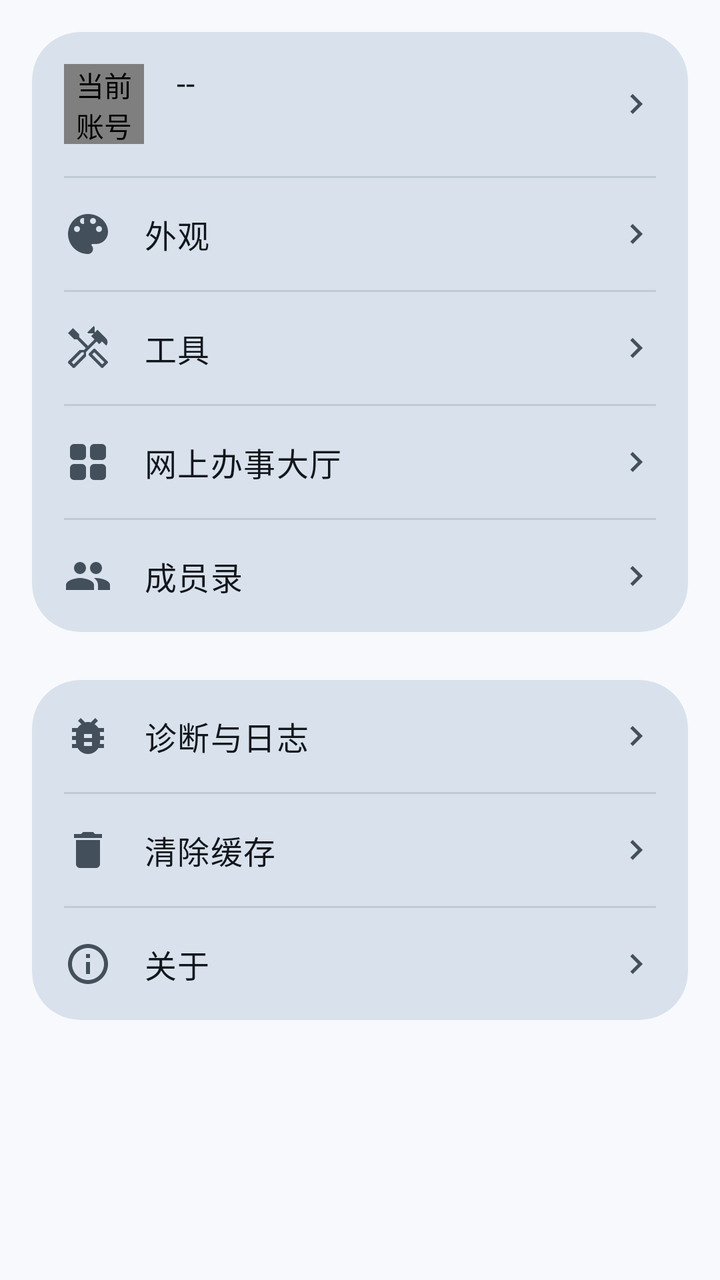
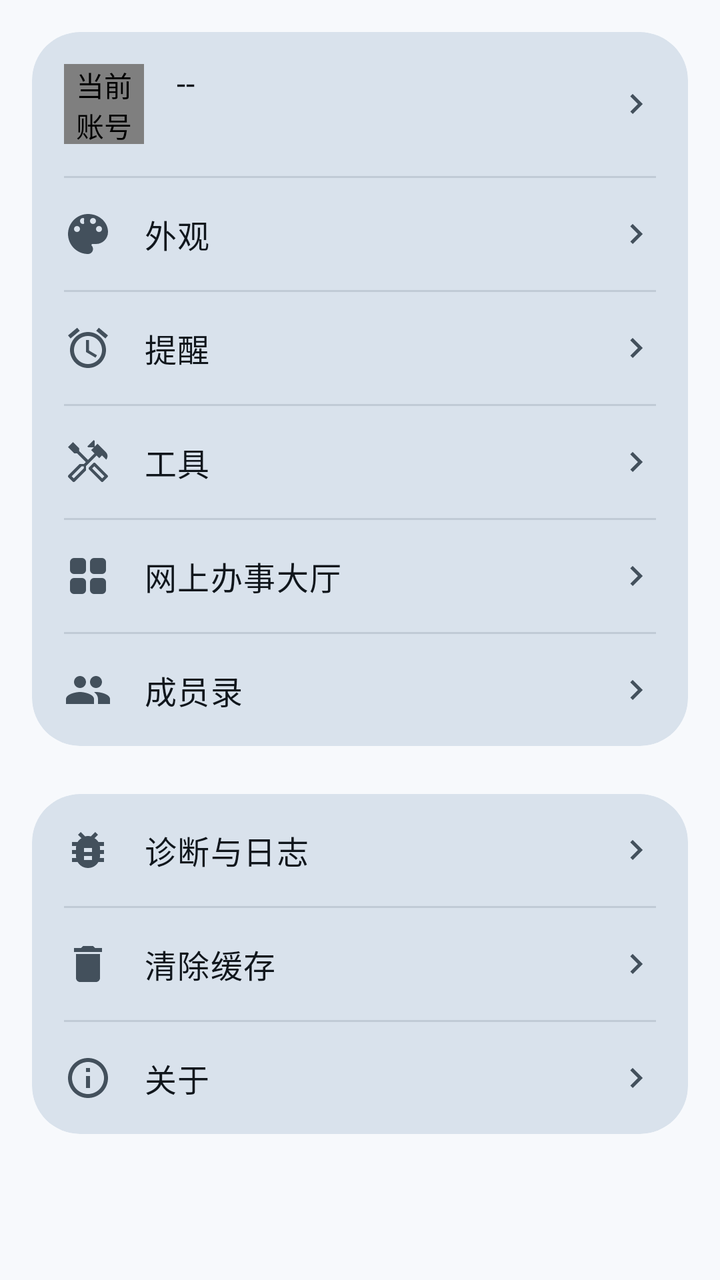

An Android layout rendered at two revisions. The XML below is the earlier revision; the diff shows what the commit changed to produce the second picture.
<!-- AndroidManifest.xml: application theme Theme.LanhangLite -->
<!-- res/layout/fragment_settings.xml -->
<?xml version="1.0" encoding="utf-8"?>
<FrameLayout xmlns:android="http://schemas.android.com/apk/res/android"
    xmlns:app="http://schemas.android.com/apk/res-auto"
    android:layout_width="match_parent"
    android:layout_height="match_parent"
    android:background="?attr/colorSurface">

    <androidx.core.widget.NestedScrollView
        android:id="@+id/scrollDirectory"
        android:layout_width="match_parent"
        android:layout_height="match_parent"
        android:clipToPadding="false"
        android:fillViewport="true">

        <LinearLayout
            android:id="@+id/contentDirectory"
            android:layout_width="match_parent"
            android:layout_height="wrap_content"
            android:orientation="vertical"
            android:paddingStart="@dimen/screen_padding_h"
            android:paddingTop="@dimen/screen_padding_h"
            android:paddingEnd="@dimen/screen_padding_h">

            
            <com.google.android.material.card.MaterialCardView
                style="@style/Widget.Lanhang.Card.Large"
                android:layout_width="match_parent"
                android:layout_height="wrap_content">

                <LinearLayout
                    android:layout_width="match_parent"
                    android:layout_height="wrap_content"
                    android:orientation="vertical">

                    
                    <LinearLayout
                        android:id="@+id/rowAccount"
                        android:layout_width="match_parent"
                        android:layout_height="wrap_content"
                        android:background="?attr/selectableItemBackground"
                        android:clickable="true"
                        android:focusable="true"
                        android:gravity="center_vertical"
                        android:minHeight="@dimen/list_item_height_two_line"
                        android:orientation="horizontal"
                        android:paddingStart="@dimen/card_padding"
                        android:paddingTop="@dimen/space_sm"
                        android:paddingEnd="@dimen/card_padding"
                        android:paddingBottom="@dimen/space_sm">

                        
                        <com.lanhang.lite.ui.AvatarView
                            android:id="@+id/ivAccountAvatar"
                            android:layout_width="@dimen/avatar_settings"
                            android:layout_height="@dimen/avatar_settings"
                            android:contentDescription="@string/settings_account" />

                        <LinearLayout
                            android:layout_width="0dp"
                            android:layout_height="wrap_content"
                            android:layout_marginStart="@dimen/list_icon_gap"
                            android:layout_weight="1"
                            android:orientation="vertical">

                            <TextView
                                android:id="@+id/tvAccountName"
                                android:layout_width="match_parent"
                                android:layout_height="wrap_content"
                                android:ellipsize="end"
                                android:maxLines="1"
                                android:text="--"
                                android:textAppearance="@style/TextAppearance.Lanhang.BodyLarge"
                                android:textColor="?attr/colorOnSurface" />

                            <TextView
                                android:id="@+id/tvAccountMeta"
                                android:layout_width="match_parent"
                                android:layout_height="wrap_content"
                                android:layout_marginTop="@dimen/space_xxs"
                                android:ellipsize="end"
                                android:maxLines="1"
                                android:textAppearance="@style/TextAppearance.Lanhang.BodyMedium"
                                android:textColor="?attr/colorOnSurfaceVariant" />
                        </LinearLayout>

                        <ImageView
                            android:layout_width="@dimen/icon_md"
                            android:layout_height="@dimen/icon_md"
                            android:contentDescription="@null"
                            android:src="@drawable/ic_chevron_right"
                            app:tint="?attr/colorOnSurfaceVariant" />
                    </LinearLayout>

                    <View
                        android:layout_width="match_parent"
                        android:layout_height="@dimen/divider_thickness"
                        android:layout_marginStart="@dimen/card_padding"
                        android:layout_marginEnd="@dimen/card_padding"
                        android:background="?attr/colorOutlineVariant" />

                    
                    <LinearLayout
                        android:id="@+id/rowAppearance"
                        android:layout_width="match_parent"
                        android:layout_height="wrap_content"
                        android:background="?attr/selectableItemBackground"
                        android:clickable="true"
                        android:focusable="true"
                        android:gravity="center_vertical"
                        android:minHeight="@dimen/list_item_height_single"
                        android:orientation="horizontal"
                        android:paddingStart="@dimen/card_padding"
                        android:paddingTop="@dimen/space_sm"
                        android:paddingEnd="@dimen/card_padding"
                        android:paddingBottom="@dimen/space_sm">

                        <ImageView
                            android:layout_width="@dimen/icon_lg"
                            android:layout_height="@dimen/icon_lg"
                            android:contentDescription="@null"
                            android:src="@drawable/ic_palette"
                            app:tint="?attr/colorOnSurfaceVariant" />

                        <TextView
                            android:layout_width="0dp"
                            android:layout_height="wrap_content"
                            android:layout_marginStart="@dimen/list_icon_gap"
                            android:layout_weight="1"
                            android:text="@string/settings_appearance"
                            android:textAppearance="@style/TextAppearance.Lanhang.BodyLarge"
                            android:textColor="?attr/colorOnSurface" />

                        <ImageView
                            android:layout_width="@dimen/icon_md"
                            android:layout_height="@dimen/icon_md"
                            android:contentDescription="@null"
                            android:src="@drawable/ic_chevron_right"
                            app:tint="?attr/colorOnSurfaceVariant" />
                    </LinearLayout>

                    <View
                        android:layout_width="match_parent"
                        android:layout_height="@dimen/divider_thickness"
                        android:layout_marginStart="@dimen/card_padding"
                        android:layout_marginEnd="@dimen/card_padding"
                        android:background="?attr/colorOutlineVariant" />

                    
                    <LinearLayout
                        android:id="@+id/rowTools"
                        android:layout_width="match_parent"
                        android:layout_height="wrap_content"
                        android:background="?attr/selectableItemBackground"
                        android:clickable="true"
                        android:focusable="true"
                        android:gravity="center_vertical"
                        android:minHeight="@dimen/list_item_height_single"
                        android:orientation="horizontal"
                        android:paddingStart="@dimen/card_padding"
                        android:paddingTop="@dimen/space_sm"
                        android:paddingEnd="@dimen/card_padding"
                        android:paddingBottom="@dimen/space_sm">

                        
                        <ImageView
                            android:layout_width="@dimen/icon_lg"
                            android:layout_height="@dimen/icon_lg"
                            android:contentDescription="@null"
                            android:src="@drawable/ic_handyman"
                            app:tint="?attr/colorOnSurfaceVariant" />

                        <TextView
                            android:layout_width="0dp"
                            android:layout_height="wrap_content"
                            android:layout_marginStart="@dimen/list_icon_gap"
                            android:layout_weight="1"
                            android:text="@string/settings_tools"
                            android:textAppearance="@style/TextAppearance.Lanhang.BodyLarge"
                            android:textColor="?attr/colorOnSurface" />

                        <ImageView
                            android:layout_width="@dimen/icon_md"
                            android:layout_height="@dimen/icon_md"
                            android:contentDescription="@null"
                            android:src="@drawable/ic_chevron_right"
                            app:tint="?attr/colorOnSurfaceVariant" />
                    </LinearLayout>

                    <View
                        android:layout_width="match_parent"
                        android:layout_height="@dimen/divider_thickness"
                        android:layout_marginStart="@dimen/card_padding"
                        android:layout_marginEnd="@dimen/card_padding"
                        android:background="?attr/colorOutlineVariant" />

                    
                    <LinearLayout
                        android:id="@+id/rowOaHall"
                        android:layout_width="match_parent"
                        android:layout_height="wrap_content"
                        android:background="?attr/selectableItemBackground"
                        android:clickable="true"
                        android:focusable="true"
                        android:gravity="center_vertical"
                        android:minHeight="@dimen/list_item_height_single"
                        android:orientation="horizontal"
                        android:paddingStart="@dimen/card_padding"
                        android:paddingTop="@dimen/space_sm"
                        android:paddingEnd="@dimen/card_padding"
                        android:paddingBottom="@dimen/space_sm">

                        <ImageView
                            android:layout_width="@dimen/icon_lg"
                            android:layout_height="@dimen/icon_lg"
                            android:contentDescription="@null"
                            android:src="@drawable/ic_view_grid"
                            app:tint="?attr/colorOnSurfaceVariant" />

                        <TextView
                            android:layout_width="0dp"
                            android:layout_height="wrap_content"
                            android:layout_marginStart="@dimen/list_icon_gap"
                            android:layout_weight="1"
                            android:text="@string/settings_oa_hall"
                            android:textAppearance="@style/TextAppearance.Lanhang.BodyLarge"
                            android:textColor="?attr/colorOnSurface" />

                        <ImageView
                            android:layout_width="@dimen/icon_md"
                            android:layout_height="@dimen/icon_md"
                            android:contentDescription="@null"
                            android:src="@drawable/ic_chevron_right"
                            app:tint="?attr/colorOnSurfaceVariant" />
                    </LinearLayout>

                    <View
                        android:layout_width="match_parent"
                        android:layout_height="@dimen/divider_thickness"
                        android:layout_marginStart="@dimen/card_padding"
                        android:layout_marginEnd="@dimen/card_padding"
                        android:background="?attr/colorOutlineVariant" />

                    
                    <LinearLayout
                        android:id="@+id/rowDirectory"
                        android:layout_width="match_parent"
                        android:layout_height="wrap_content"
                        android:background="?attr/selectableItemBackground"
                        android:clickable="true"
                        android:focusable="true"
                        android:gravity="center_vertical"
                        android:minHeight="@dimen/list_item_height_single"
                        android:orientation="horizontal"
                        android:paddingStart="@dimen/card_padding"
                        android:paddingTop="@dimen/space_sm"
                        android:paddingEnd="@dimen/card_padding"
                        android:paddingBottom="@dimen/space_sm">

                        <ImageView
                            android:layout_width="@dimen/icon_lg"
                            android:layout_height="@dimen/icon_lg"
                            android:contentDescription="@null"
                            android:src="@drawable/ic_group"
                            app:tint="?attr/colorOnSurfaceVariant" />

                        <TextView
                            android:layout_width="0dp"
                            android:layout_height="wrap_content"
                            android:layout_marginStart="@dimen/list_icon_gap"
                            android:layout_weight="1"
                            android:text="@string/settings_directory"
                            android:textAppearance="@style/TextAppearance.Lanhang.BodyLarge"
                            android:textColor="?attr/colorOnSurface" />

                        <ImageView
                            android:layout_width="@dimen/icon_md"
                            android:layout_height="@dimen/icon_md"
                            android:contentDescription="@null"
                            android:src="@drawable/ic_chevron_right"
                            app:tint="?attr/colorOnSurfaceVariant" />
                    </LinearLayout>

                    <View
                        android:id="@+id/dividerIm"
                        android:layout_width="match_parent"
                        android:layout_height="@dimen/divider_thickness"
                        android:layout_marginStart="@dimen/card_padding"
                        android:layout_marginEnd="@dimen/card_padding"
                        android:background="?attr/colorOutlineVariant"
                        android:visibility="gone" />

                    
                    <LinearLayout
                        android:id="@+id/rowIm"
                        android:layout_width="match_parent"
                        android:layout_height="wrap_content"
                        android:background="?attr/selectableItemBackground"
                        android:clickable="true"
                        android:focusable="true"
                        android:gravity="center_vertical"
                        android:minHeight="@dimen/list_item_height_single"
                        android:orientation="horizontal"
                        android:paddingStart="@dimen/card_padding"
                        android:paddingTop="@dimen/space_sm"
                        android:paddingEnd="@dimen/card_padding"
                        android:paddingBottom="@dimen/space_sm"
                        android:visibility="gone">

                        <ImageView
                            android:layout_width="@dimen/icon_lg"
                            android:layout_height="@dimen/icon_lg"
                            android:contentDescription="@null"
                            android:src="@drawable/ic_mode_comment"
                            app:tint="?attr/colorOnSurfaceVariant" />

                        <LinearLayout
                            android:layout_width="0dp"
                            android:layout_height="wrap_content"
                            android:layout_marginStart="@dimen/list_icon_gap"
                            android:layout_weight="1"
                            android:orientation="vertical">

                            <TextView
                                android:layout_width="match_parent"
                                android:layout_height="wrap_content"
                                android:text="@string/im_entry_title"
                                android:textAppearance="@style/TextAppearance.Lanhang.BodyLarge"
                                android:textColor="?attr/colorOnSurface" />

                            
                            <TextView
                                android:id="@+id/tvImSummary"
                                android:layout_width="match_parent"
                                android:layout_height="wrap_content"
                                android:layout_marginTop="@dimen/space_xxs"
                                android:ellipsize="end"
                                android:maxLines="1"
                                android:textAppearance="@style/TextAppearance.Lanhang.BodyMedium"
                                android:textColor="?attr/colorOnSurfaceVariant"
                                android:visibility="gone" />
                        </LinearLayout>

                        <ImageView
                            android:layout_width="@dimen/icon_md"
                            android:layout_height="@dimen/icon_md"
                            android:contentDescription="@null"
                            android:src="@drawable/ic_chevron_right"
                            app:tint="?attr/colorOnSurfaceVariant" />
                    </LinearLayout>

                </LinearLayout>
            </com.google.android.material.card.MaterialCardView>

            <Space
                android:layout_width="match_parent"
                android:layout_height="@dimen/space_xl" />

            
            <com.google.android.material.card.MaterialCardView
                style="@style/Widget.Lanhang.Card.Large"
                android:layout_width="match_parent"
                android:layout_height="wrap_content">

                <LinearLayout
                    android:layout_width="match_parent"
                    android:layout_height="wrap_content"
                    android:orientation="vertical">

                    
                    <LinearLayout
                        android:id="@+id/rowDiagnostics"
                        android:layout_width="match_parent"
                        android:layout_height="wrap_content"
                        android:background="?attr/selectableItemBackground"
                        android:clickable="true"
                        android:focusable="true"
                        android:gravity="center_vertical"
                        android:minHeight="@dimen/list_item_height_single"
                        android:orientation="horizontal"
                        android:paddingStart="@dimen/card_padding"
                        android:paddingTop="@dimen/space_sm"
                        android:paddingEnd="@dimen/card_padding"
                        android:paddingBottom="@dimen/space_sm">

                        <ImageView
                            android:layout_width="@dimen/icon_lg"
                            android:layout_height="@dimen/icon_lg"
                            android:contentDescription="@null"
                            android:src="@drawable/ic_bug_report"
                            app:tint="?attr/colorOnSurfaceVariant" />

                        <TextView
                            android:layout_width="0dp"
                            android:layout_height="wrap_content"
                            android:layout_marginStart="@dimen/list_icon_gap"
                            android:layout_weight="1"
                            android:text="@string/settings_diagnostics"
                            android:textAppearance="@style/TextAppearance.Lanhang.BodyLarge"
                            android:textColor="?attr/colorOnSurface" />

                        <ImageView
                            android:layout_width="@dimen/icon_md"
                            android:layout_height="@dimen/icon_md"
                            android:contentDescription="@null"
                            android:src="@drawable/ic_chevron_right"
                            app:tint="?attr/colorOnSurfaceVariant" />
                    </LinearLayout>

                    <View
                        android:layout_width="match_parent"
                        android:layout_height="@dimen/divider_thickness"
                        android:layout_marginStart="@dimen/card_padding"
                        android:layout_marginEnd="@dimen/card_padding"
                        android:background="?attr/colorOutlineVariant" />

                    
                    <LinearLayout
                        android:id="@+id/rowClearCache"
                        android:layout_width="match_parent"
                        android:layout_height="wrap_content"
                        android:background="?attr/selectableItemBackground"
                        android:clickable="true"
                        android:focusable="true"
                        android:gravity="center_vertical"
                        android:minHeight="@dimen/list_item_height_single"
                        android:orientation="horizontal"
                        android:paddingStart="@dimen/card_padding"
                        android:paddingTop="@dimen/space_sm"
                        android:paddingEnd="@dimen/card_padding"
                        android:paddingBottom="@dimen/space_sm">

                        <ImageView
                            android:layout_width="@dimen/icon_lg"
                            android:layout_height="@dimen/icon_lg"
                            android:contentDescription="@null"
                            android:src="@drawable/ic_clean"
                            app:tint="?attr/colorOnSurfaceVariant" />

                        <TextView
                            android:layout_width="0dp"
                            android:layout_height="wrap_content"
                            android:layout_marginStart="@dimen/list_icon_gap"
                            android:layout_weight="1"
                            android:text="@string/settings_clear_cache"
                            android:textAppearance="@style/TextAppearance.Lanhang.BodyLarge"
                            android:textColor="?attr/colorOnSurface" />

                        <ImageView
                            android:layout_width="@dimen/icon_md"
                            android:layout_height="@dimen/icon_md"
                            android:contentDescription="@null"
                            android:src="@drawable/ic_chevron_right"
                            app:tint="?attr/colorOnSurfaceVariant" />
                    </LinearLayout>

                    <View
                        android:layout_width="match_parent"
                        android:layout_height="@dimen/divider_thickness"
                        android:layout_marginStart="@dimen/card_padding"
                        android:layout_marginEnd="@dimen/card_padding"
                        android:background="?attr/colorOutlineVariant" />

                    
                    <LinearLayout
                        android:id="@+id/rowAbout"
                        android:layout_width="match_parent"
                        android:layout_height="wrap_content"
                        android:background="?attr/selectableItemBackground"
                        android:clickable="true"
                        android:focusable="true"
                        android:gravity="center_vertical"
                        android:minHeight="@dimen/list_item_height_single"
                        android:orientation="horizontal"
                        android:paddingStart="@dimen/card_padding"
                        android:paddingTop="@dimen/space_sm"
                        android:paddingEnd="@dimen/card_padding"
                        android:paddingBottom="@dimen/space_sm">

                        <ImageView
                            android:layout_width="@dimen/icon_lg"
                            android:layout_height="@dimen/icon_lg"
                            android:contentDescription="@null"
                            android:src="@drawable/ic_info"
                            app:tint="?attr/colorOnSurfaceVariant" />

                        <TextView
                            android:layout_width="0dp"
                            android:layout_height="wrap_content"
                            android:layout_marginStart="@dimen/list_icon_gap"
                            android:layout_weight="1"
                            android:text="@string/settings_about_app"
                            android:textAppearance="@style/TextAppearance.Lanhang.BodyLarge"
                            android:textColor="?attr/colorOnSurface" />

                        <ImageView
                            android:layout_width="@dimen/icon_md"
                            android:layout_height="@dimen/icon_md"
                            android:contentDescription="@null"
                            android:src="@drawable/ic_chevron_right"
                            app:tint="?attr/colorOnSurfaceVariant" />
                    </LinearLayout>
                </LinearLayout>
            </com.google.android.material.card.MaterialCardView>
        </LinearLayout>
    </androidx.core.widget.NestedScrollView>

    <androidx.core.widget.NestedScrollView
        android:id="@+id/scrollDetail"
        android:layout_width="match_parent"
        android:layout_height="match_parent"
        android:clipToPadding="false"
        android:visibility="gone">

        <LinearLayout
            android:id="@+id/detailContainer"
            android:layout_width="match_parent"
            android:layout_height="wrap_content"
            android:orientation="vertical" />
    </androidx.core.widget.NestedScrollView>
</FrameLayout>
<!-- resources referenced by this layout -->
<resources>
  <dimen name="avatar_settings">40dp</dimen>
  <dimen name="card_padding">16dp</dimen>
  <dimen name="divider_thickness">1dp</dimen>
  <dimen name="icon_lg">24dp</dimen>
  <dimen name="icon_md">20dp</dimen>
  <dimen name="list_icon_gap">16dp</dimen>
  <dimen name="list_item_height_single">56dp</dimen>
  <dimen name="list_item_height_two_line">72dp</dimen>
  <dimen name="screen_padding_h">16dp</dimen>
  <dimen name="space_sm">8dp</dimen>
  <dimen name="space_xl">24dp</dimen>
  <dimen name="space_xxs">2dp</dimen>
  <!-- drawable ic_clean (drawable) -->
  <?xml version="1.0" encoding="utf-8"?>
  <vector xmlns:android="http://schemas.android.com/apk/res/android"
      android:width="24dp"
      android:height="24dp"
      android:viewportWidth="24"
      android:viewportHeight="24">
      <path
          android:fillColor="#FF000000"
          android:pathData="M6,19c0,1.1 0.9,2 2,2h8c1.1,0 2,-0.9 2,-2V7H6v12zM19,4h-3.5l-1,-1h-5l-1,1H5v2h14V4z" />
  </vector>
  <string name="im_entry_title">私信</string>
  <string name="settings_about_app">关于</string>
  <string name="settings_account">当前账号</string>
  <string name="settings_appearance">外观</string>
  <string name="settings_clear_cache">清除缓存</string>
  <string name="settings_diagnostics">诊断与日志</string>
  <string name="settings_directory">成员录</string>
  <string name="settings_oa_hall">网上办事大厅</string>
  <string name="settings_tools">工具</string>
  <style name="TextAppearance.Lanhang.BodyLarge" parent="TextAppearance.Material3.BodyLarge">
          <item name="android:textSize">@dimen/text_body_large</item>
      </style>
  <style name="TextAppearance.Lanhang.BodyMedium" parent="TextAppearance.Material3.BodyMedium">
          <item name="android:textSize">@dimen/text_body_medium</item>
      </style>
  <style name="Widget.Lanhang.Card.Large" parent="Widget.Material3.CardView.Filled">
          <item name="cardCornerRadius">@dimen/corner_card_large</item>
      </style>
  <style name="Theme.LanhangLite" parent="Base.Theme.LanhangLite" />
  <dimen name="text_body_large">16sp</dimen>
  <dimen name="text_body_medium">14sp</dimen>
  <dimen name="corner_card_large">24dp</dimen>
  <color name="primary">#084168</color>
  <color name="on_primary">#FFFFFFFF</color>
  <color name="primary_container">#D4E9F7</color>
  <color name="on_primary_container">#052F4A</color>
  <color name="secondary_container">#D4E9F7</color>
  <color name="on_secondary_container">#052F4A</color>
  <color name="surface">#F7F9FC</color>
  <color name="surface_container_lowest">#FFFFFF</color>
  <color name="surface_container_low">#F0F4F9</color>
  <color name="surface_container">#EAF0F6</color>
  <color name="surface_container_high">#E1E9F1</color>
  <color name="surface_container_highest">#D9E2EC</color>
  <color name="surface_variant">#DCE5EE</color>
  <color name="on_surface">#10161C</color>
  <color name="on_surface_variant">#43505C</color>
  <color name="outline">#6F7C89</color>
  <color name="outline_variant">#C0CAD5</color>
  <!-- unchanged entries left out for length: 9 -->
</resources>

<!-- the commit's change to res/layout/fragment_settings.xml (unified diff, before → after) -->
@@ -127,6 +127,53 @@
                             android:layout_marginStart="@dimen/list_icon_gap"
                             android:layout_weight="1"
                             android:text="@string/settings_appearance"
+                            android:textAppearance="@style/TextAppearance.Lanhang.BodyLarge"
+                            android:textColor="?attr/colorOnSurface" />
+
+                        <ImageView
+                            android:layout_width="@dimen/icon_md"
+                            android:layout_height="@dimen/icon_md"
+                            android:contentDescription="@null"
+                            android:src="@drawable/ic_chevron_right"
+                            app:tint="?attr/colorOnSurfaceVariant" />
+                    </LinearLayout>
+
+                    <View
+                        android:layout_width="match_parent"
+                        android:layout_height="@dimen/divider_thickness"
+                        android:layout_marginStart="@dimen/card_padding"
+                        android:layout_marginEnd="@dimen/card_padding"
+                        android:background="?attr/colorOutlineVariant" />
+
+                    
+                    <LinearLayout
+                        android:id="@+id/rowReminder"
+                        android:layout_width="match_parent"
+                        android:layout_height="wrap_content"
+                        android:background="?attr/selectableItemBackground"
+                        android:clickable="true"
+                        android:focusable="true"
+                        android:gravity="center_vertical"
+                        android:minHeight="@dimen/list_item_height_single"
+                        android:orientation="horizontal"
+                        android:paddingStart="@dimen/card_padding"
+                        android:paddingTop="@dimen/space_sm"
+                        android:paddingEnd="@dimen/card_padding"
+                        android:paddingBottom="@dimen/space_sm">
+
+                        <ImageView
+                            android:layout_width="@dimen/icon_lg"
+                            android:layout_height="@dimen/icon_lg"
+                            android:contentDescription="@null"
+                            android:src="@drawable/ic_alarm"
+                            app:tint="?attr/colorOnSurfaceVariant" />
+
+                        <TextView
+                            android:layout_width="0dp"
+                            android:layout_height="wrap_content"
+                            android:layout_marginStart="@dimen/list_icon_gap"
+                            android:layout_weight="1"
+                            android:text="@string/settings_reminder"
                             android:textAppearance="@style/TextAppearance.Lanhang.BodyLarge"
                             android:textColor="?attr/colorOnSurface" />
 
<!-- resource entries referenced after the edit -->
@@ -12,6 +12,16 @@
   <dimen name="space_sm">8dp</dimen>
   <dimen name="space_xl">24dp</dimen>
   <dimen name="space_xxs">2dp</dimen>
+  <!-- drawable ic_alarm (drawable) -->
+  <vector xmlns:android="http://schemas.android.com/apk/res/android"
+      android:width="24dp"
+      android:height="24dp"
+      android:viewportWidth="24"
+      android:viewportHeight="24">
+      <path
+          android:fillColor="#FF000000"
+          android:pathData="M22,5.72l-4.6,-3.86 -1.29,1.53 4.6,3.86L22,5.72zM7.88,3.39L6.6,1.86 2,5.71l1.29,1.53 4.59,-3.85zM12.5,8H11v6l4.75,2.85 0.75,-1.23 -4,-2.37V8zM12,4c-4.97,0 -9,4.03 -9,9s4.02,9 9,9c4.97,0 9,-4.03 9,-9s-4.03,-9 -9,-9zM12,20c-3.87,0 -7,-3.13 -7,-7s3.13,-7 7,-7 7,3.13 7,7 -3.13,7 -7,7z" />
+  </vector>
   <!-- drawable ic_clean (drawable) -->
   <?xml version="1.0" encoding="utf-8"?>
   <vector xmlns:android="http://schemas.android.com/apk/res/android"
@@ -31,6 +41,7 @@
   <string name="settings_diagnostics">诊断与日志</string>
   <string name="settings_directory">成员录</string>
   <string name="settings_oa_hall">网上办事大厅</string>
+  <string name="settings_reminder">提醒</string>
   <string name="settings_tools">工具</string>
   <style name="TextAppearance.Lanhang.BodyLarge" parent="TextAppearance.Material3.BodyLarge">
           <item name="android:textSize">@dimen/text_body_large</item>
